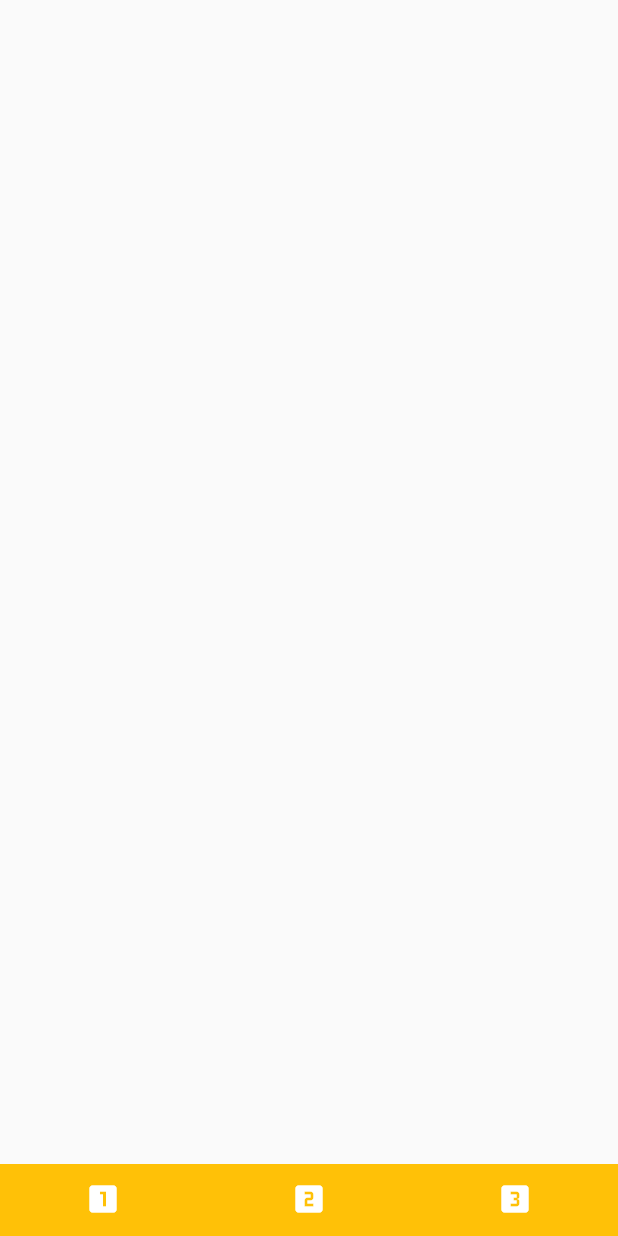
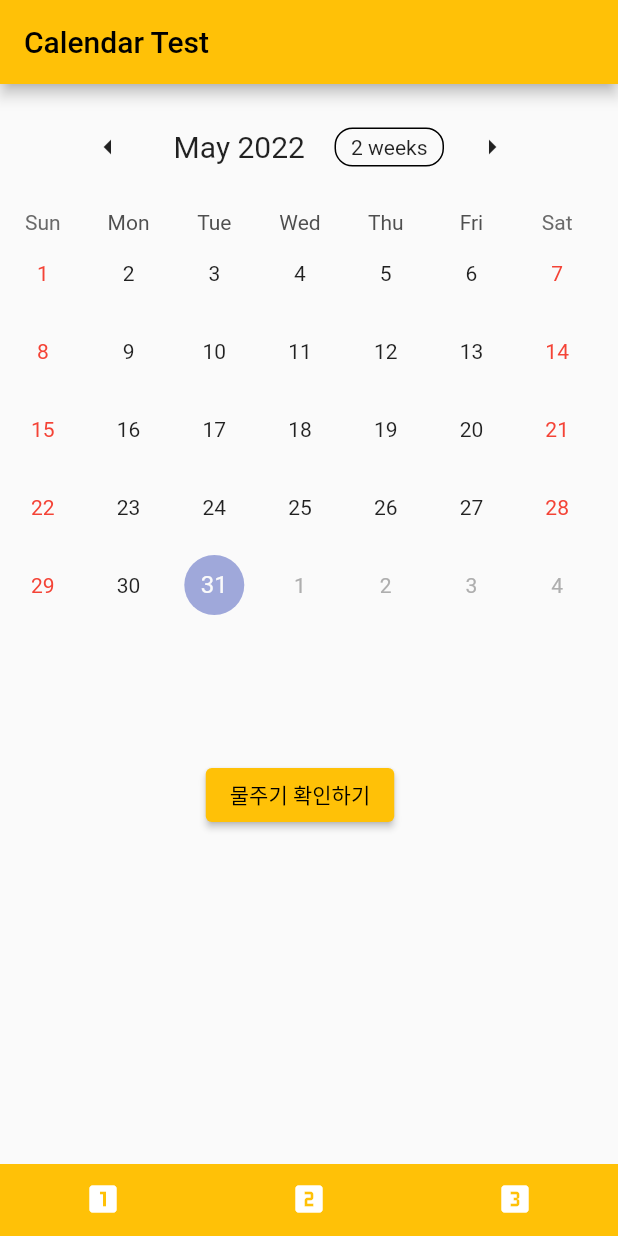
Before and after one commit to leesaereum/Water_drinking, a Flutter app: the screen it shows after launch, item 3 of the bottom bar chosen, on a phone screen of 412 x 824 dp. Run offline on Flutter 3.47's test engine with Material 2 defaults, Android fonts, the phone set to English and light mode, and no system bars; drawn by our look-alikes of table_calendar; our stand-ins replace date_format, percent_indicator; network calls fail.

Commit message:
[update]2022/05/31calendar.dart, pubspec.yaml 기능 구현

```diff
--- a/lib/pages/calendar.dart
+++ b/lib/pages/calendar.dart
@@ -1,6 +1,12 @@
+import 'dart:convert';
+
+import 'package:date_format/date_format.dart';
 import 'package:flutter/material.dart';
-import 'package:flutter/src/foundation/key.dart';
-import 'package:flutter/src/widgets/framework.dart';
+import 'package:table_calendar/table_calendar.dart';
+import 'package:intl/date_symbol_data_local.dart';
+import 'package:water_drinking_app/pages/today.dart';
+import 'package:water_drinking_app/static.dart';
+import 'package:http/http.dart' as http;
 
 class Calendar extends StatefulWidget {
   const Calendar({Key? key}) : super(key: key);
@@ -10,8 +16,164 @@ class Calendar extends StatefulWidget {
 }
 
 class _CalendarState extends State<Calendar> {
+  CalendarFormat _calendarFormat = CalendarFormat.month;
+  DateTime _focusedDay = DateTime.now();
+  DateTime? _selectedDay;
+  List data = [];
+  int i=0;
+
+  @override
+  void initState() {
+    super.initState();
+    if(Static.id!=''){
+    readcalendar();
+    }
+  }
+
   @override
   Widget build(BuildContext context) {
-    return Scaffold();
+    return Scaffold(
+      appBar: AppBar(
+        title: const Text("Calendar Test"),
+      ),
+      body: SingleChildScrollView(
+        child: Column(
+          children: [
+            SizedBox(
+              height: 450,
+              width: 400,
+              child: TableCalendar(
+                // locale: 'ko-KR',
+                firstDay: DateTime.utc(2010, 10, 16),
+                lastDay: DateTime.utc(2030, 3, 14),
+                focusedDay: _focusedDay,
+                calendarFormat: _calendarFormat,
+                selectedDayPredicate: (day) {
+                  // Use `selectedDayPredicate` to determine which day is currently selected.
+                  // If this returns true, then `day` will be marked as selected.
+
+                  // Using `isSameDay` is recommended to disregard
+                  // the time-part of compared DateTime objects.
+                  return isSameDay(_selectedDay, day);
+                },
+                onDaySelected: (selectedDay, focusedDay) {
+                  if (!isSameDay(_selectedDay, selectedDay)) {
+                    // Call `setState()` when updating the selected day
+                    setState(() {
+                      _selectedDay = selectedDay;
+                      // print(_selectedDay);
+                      _focusedDay = focusedDay;
+                    });
+                  }
+                },
+                onFormatChanged: (format) {
+                  if (_calendarFormat != format) {
+                    // Call `setState()` when updating calendar format
+                    setState(() {
+                      _calendarFormat = format;
+                    });
+                  }
+                },
+                onPageChanged: (focusedDay) {
+                  // No need to call `setState()` here
+                  _focusedDay = focusedDay;
+                },
+                headerStyle: const HeaderStyle(
+                  headerMargin:
+                      EdgeInsets.only(left: 40, top: 10, right: 40, bottom: 10),
+                  titleCentered: true,
+                  //-- 2weeks / week format
+                  //formatButtonVisible: false,
+                  leftChevronIcon: Icon(Icons.arrow_left),
+                  rightChevronIcon: Icon(Icons.arrow_right),
+                  titleTextStyle: TextStyle(fontSize: 20.0),
+                ),
+                calendarStyle: CalendarStyle(
+                  outsideDaysVisible: true,
+                  weekendTextStyle: const TextStyle().copyWith(color: Colors.red),
+                ),
+                eventLoader: (day){
+                  if(data.isEmpty){
+                    return[];
+                  }else{
+
+                      if(day.toString().substring(0,10)==data[i]['date']){
+                        if(i<data.length-1){
+                          print(data);
+                        i++;
+                        return ['hi'];
+                        }
+                      i=0;
+                      return ['hi'];
+                      }
+
+                    return [];
+
+                  }
+                  // if(day.day%2==0){
+                  //   return ['hi'];
+                  // }
+                  // return[];
+                },
+              ),
+            ),
+            ElevatedButton(
+              onPressed: (){
+                if(_selectedDay!=null){
+                Static.date=(_selectedDay.toString()).substring(0,10);
+                Navigator.push(
+                    context,
+                    MaterialPageRoute(
+                      builder: (context) => const Today(),
+                    )).then((value) => resetDate());
+                }else{
+                  dateUnselect();
+                }
+            },
+            child: const Text('물주기 확인하기')
+            ),
+          ],
+        ),
+      ),
+    );
   }
-}
+
+
+    readcalendar() async {
+    var url = Uri.parse(
+        "http://localhost:8080/Flutter/water_drinking/readcalendar.jsp?water_user=${Static.id}");
+    var response = await http.get(url);
+
+    setState(() {
+      var JSON = json.decode(utf8.decode(response.bodyBytes));
+      List result = JSON['result'];
+      for(int i=0;i<result.length;i++){
+        if(double.parse(result[i]['sum'])>=Static.goal){
+          data.add(result[i]);
+        }
+      }
+    });
+  }
+
+  resetDate() async {
+    var date = formatDate(DateTime.now(), [yyyy, '-', mm, '-', dd]);
+    Static.date = date;
+  }
+
+    dateUnselect() {
+    showDialog(
+        context: context,
+        builder: (BuildContext context) {
+          return AlertDialog(
+            content: const Text('날짜를 선택해 주세요'),
+            actions: [
+              ElevatedButton(
+                  onPressed: () {
+                    Navigator.pop(context);
+                  },
+                  child: const Text('확인'))
+            ],
+          );
+        });
+  }
+} // End
--- a/pubspec.yaml
+++ b/pubspec.yaml
@@ -37,6 +37,8 @@ dependencies:
   http: ^0.13.4
   date_format: ^2.0.6
   percent_indicator: ^4.2.2
+  table_calendar: ^3.0.6
+  intl: ^0.17.0
 
 dev_dependencies:
   flutter_test:
```
